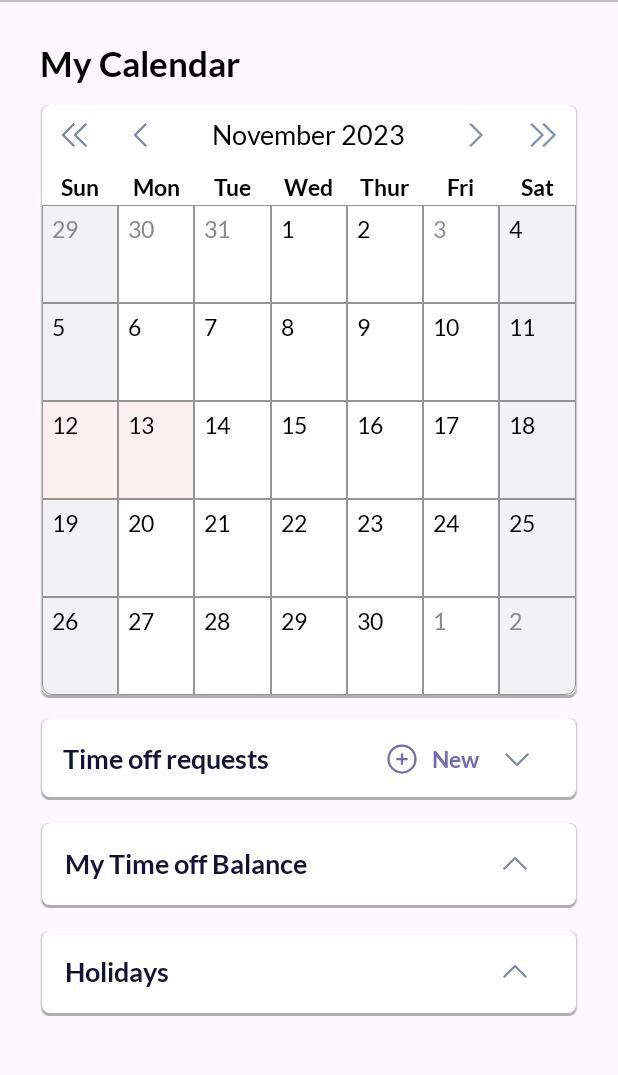
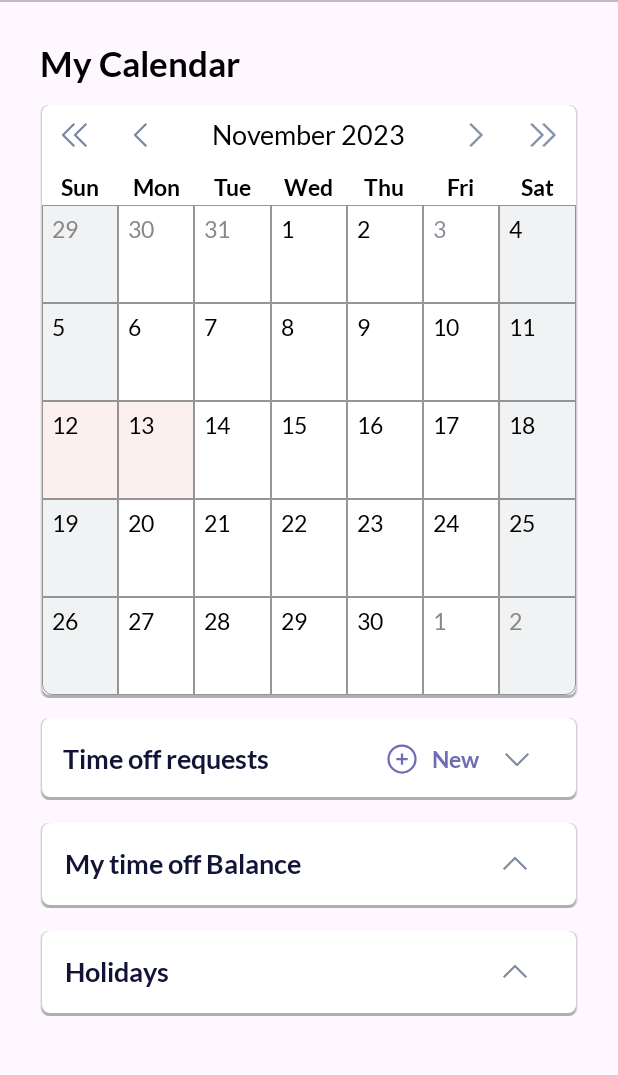
Before and after one commit to jaypalrana/CalendarDemo, an Android app: the screen it shows after launch (CalenderActivity), on a phone screen of 412 x 824 dp, the part 96-1171 px from its top. Run offline under Robolectric (Android 15) with nearby library versions, the light colour scheme and no system bars; our stand-ins replace data binding, sdp/ssp sizes.

Commit message:
string change

```diff
--- a/app/src/main/res/values/strings.xml
+++ b/app/src/main/res/values/strings.xml
@@ -2,7 +2,7 @@
     <string name="app_name">CalendarDemo</string>
     <string name="no_internet">Please Check Your Internet Connection And Try Again</string>
     <string name="txt_time_of_requests">Time off requests</string>
-    <string name="txt_my_time_off_balance">My Time off Balance</string>
+    <string name="txt_my_time_off_balance">My time off Balance</string>
     <string name="txt_new">New</string>
     <string name="paid_vacation">Paid Vacation</string>
     <string name="sick_leave">Sick Leave</string>
@@ -12,7 +12,7 @@
     <string name="tue">Tue</string>
     <string name="sat">Sat</string>
     <string name="fri">Fri</string>
-    <string name="thur">Thur</string>
+    <string name="thur">Thu</string>
     <string name="wed">Wed</string>
     <string name="my_calendar">My Calendar</string>
 </resources>
```
